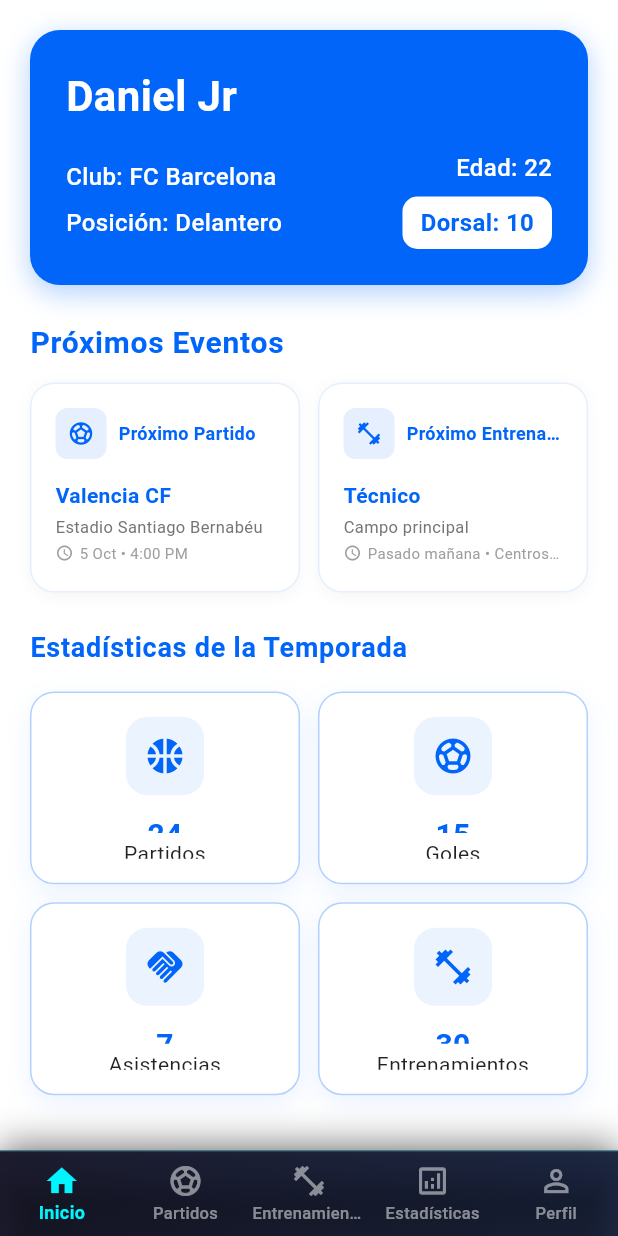
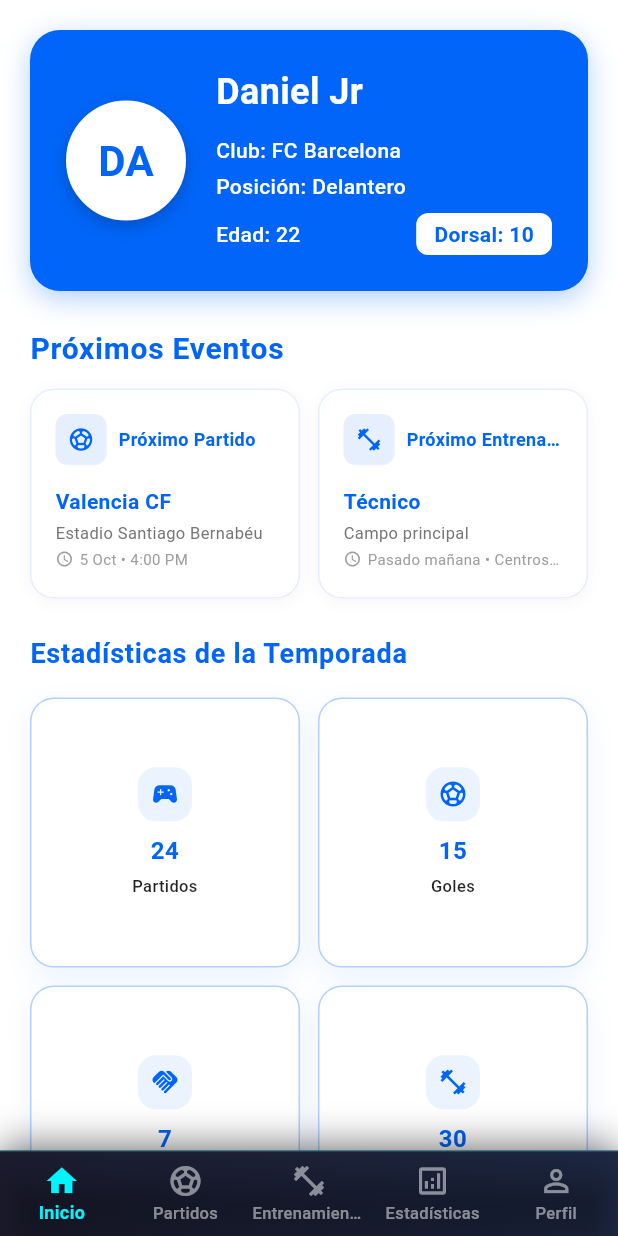
Before and after one commit to DaniielJr10/soccerlife, a Flutter app: the PrincipalPage screen opened directly, on a phone screen of 412 x 824 dp. Run offline on Flutter 3.47's test engine with Material 3 defaults, Android fonts, the phone set to English and light mode, and no system bars.

Commit message:
mejora el diseño de la pantalla principal con un nuevo layout para el perfil del jugador, actualiza estilos y ajusta la presentación de estadísticas

```diff
--- a/lib/pantallas/principal.dart
+++ b/lib/pantallas/principal.dart
@@ -243,6 +243,38 @@ class _PrincipalPageState extends State<PrincipalPage> {
           ),
         ],
       ),
+      child: Row(
+        children: [
+          // Avatar del jugador
+          Container(
+            width: 80,
+            height: 80,
+            decoration: BoxDecoration(
+              shape: BoxShape.circle,
+              color: Colors.white,
+              border: Border.all(color: Colors.white, width: 3),
+              boxShadow: [
+                BoxShadow(
+                  color: Colors.black.withOpacity(0.2),
+                  blurRadius: 8,
+                  offset: const Offset(0, 4),
+                ),
+              ],
+            ),
+            child: Center(
+              child: Text(
+                _perfilJugador.nombre.substring(0, 2).toUpperCase(),
+                style: const TextStyle(
+                  fontWeight: FontWeight.bold,
+                  fontSize: 28,
+                  color: Color(0xFF0065F8),
+                ),
+              ),
+            ),
+          ),
+          const SizedBox(width: 20),
+          // Información del jugador
+          Expanded(
             child: Column(
               crossAxisAlignment: CrossAxisAlignment.start,
               children: [
@@ -251,15 +283,14 @@ class _PrincipalPageState extends State<PrincipalPage> {
                   _perfilJugador.nombre,
                   style: const TextStyle(
                     color: Colors.white,
-              fontSize: 28,
+                    fontSize: 24,
                     fontWeight: FontWeight.bold,
                   ),
                 ),
-          const SizedBox(height: 16),
+                const SizedBox(height: 12),
 
-          // Información en filas
+                // Información en dos columnas
                 Row(
-            mainAxisAlignment: MainAxisAlignment.spaceBetween,
                   children: [
                     Expanded(
                       child: Column(
@@ -269,45 +300,48 @@ class _PrincipalPageState extends State<PrincipalPage> {
                             'Club: ${_perfilJugador.club}',
                             style: const TextStyle(
                               color: Colors.white,
-                        fontSize: 16,
+                              fontSize: 14,
                               fontWeight: FontWeight.w500,
                             ),
                           ),
-                    const SizedBox(height: 8),
+                          const SizedBox(height: 4),
                           Text(
                             'Posición: ${_perfilJugador.posicion}',
                             style: const TextStyle(
                               color: Colors.white,
-                        fontSize: 16,
+                              fontSize: 14,
                               fontWeight: FontWeight.w500,
                             ),
                           ),
                         ],
                       ),
                     ),
-              Column(
-                crossAxisAlignment: CrossAxisAlignment.end,
+                  ],
+                ),
+                const SizedBox(height: 8),
+                // Edad y Dorsal
+                Row(
+                  mainAxisAlignment: MainAxisAlignment.spaceBetween,
                   children: [
                     Text(
                       'Edad: ${_perfilJugador.edad}',
                       style: const TextStyle(
                         color: Colors.white,
-                      fontSize: 16,
+                        fontSize: 14,
                         fontWeight: FontWeight.w500,
                       ),
                     ),
-                  const SizedBox(height: 8),
                     Container(
-                    padding: const EdgeInsets.symmetric(horizontal: 12, vertical: 6),
+                      padding: const EdgeInsets.symmetric(horizontal: 12, vertical: 4),
                       decoration: BoxDecoration(
                         color: Colors.white,
-                      borderRadius: BorderRadius.circular(10),
+                        borderRadius: BorderRadius.circular(8),
                       ),
                       child: Text(
                         'Dorsal: ${_perfilJugador.numero}',
                         style: const TextStyle(
                           color: Color(0xFF0065F8),
-                        fontSize: 16,
+                          fontSize: 14,
                           fontWeight: FontWeight.bold,
                         ),
                       ),
@@ -315,6 +349,7 @@ class _PrincipalPageState extends State<PrincipalPage> {
                   ],
                 ),
               ],
+            ),
           ),
         ],
       ),
@@ -616,25 +651,23 @@ class _PrincipalPageState extends State<PrincipalPage> {
           ),
         ),
         const SizedBox(height: 16),
-        LayoutBuilder(
-          builder: (context, constraints) {
-            return GridView.count(
+        GridView.count(
           crossAxisCount: 2,
           shrinkWrap: true,
           physics: const NeverScrollableScrollPhysics(),
-              childAspectRatio: 1.4,
+          childAspectRatio: 1.0, // Cambiado para cuadrados perfectos
           mainAxisSpacing: 12,
           crossAxisSpacing: 12,
           children: [
             _buildPremiumStatCard(
               title: 'Partidos',
               value: '24',
-                  icon: Icons.sports_basketball, // Icono de silbato/arbitro
+              icon: Icons.sports_esports,
             ),
             _buildPremiumStatCard(
               title: 'Goles',
               value: '15',
-                  icon: Icons.sports_soccer, // Icono de balón
+              icon: Icons.sports_soccer,
             ),
             _buildPremiumStatCard(
               title: 'Asistencias',
@@ -647,8 +680,6 @@ class _PrincipalPageState extends State<PrincipalPage> {
               icon: Icons.fitness_center,
             ),
           ],
-            );
-          },
         ),
       ],
     );
@@ -661,7 +692,6 @@ class _PrincipalPageState extends State<PrincipalPage> {
     required IconData icon,
   }) {
     return Container(
-      padding: const EdgeInsets.all(16),
       decoration: BoxDecoration(
         color: Colors.white,
         borderRadius: BorderRadius.circular(16),
@@ -677,45 +707,47 @@ class _PrincipalPageState extends State<PrincipalPage> {
           ),
         ],
       ),
+      child: Padding(
+        padding: const EdgeInsets.all(12),
         child: Column(
           mainAxisAlignment: MainAxisAlignment.center,
           children: [
             Container(
-            padding: const EdgeInsets.all(12),
+              padding: const EdgeInsets.all(8),
               decoration: BoxDecoration(
-              borderRadius: BorderRadius.circular(14),
+                borderRadius: BorderRadius.circular(12),
                 color: const Color(0xFF0065F8).withOpacity(0.08),
               ),
               child: Icon(
                 icon,
                 color: const Color(0xFF0065F8),
-              size: 28,
+                size: 20,
               ),
             ),
-          const SizedBox(height: 12),
-          Flexible(
-            child: Text(
+            const SizedBox(height: 8),
+            Text(
               value,
               style: const TextStyle(
                 fontWeight: FontWeight.bold,
-                fontSize: 20,
+                fontSize: 16,
                 color: Color(0xFF0065F8),
               ),
               textAlign: TextAlign.center,
             ),
-          ),
             const SizedBox(height: 4),
-          Flexible(
-            child: Text(
+            Text(
               title,
               style: const TextStyle(
                 color: Colors.black87,
-                fontSize: 14,
+                fontSize: 11,
+                fontWeight: FontWeight.w500,
               ),
               textAlign: TextAlign.center,
-            ),
+              maxLines: 1,
+              overflow: TextOverflow.ellipsis,
             ),
           ],
+        ),
       ),
     );
   }
```
Lines whose indentation alone changed are shown as unchanged.
